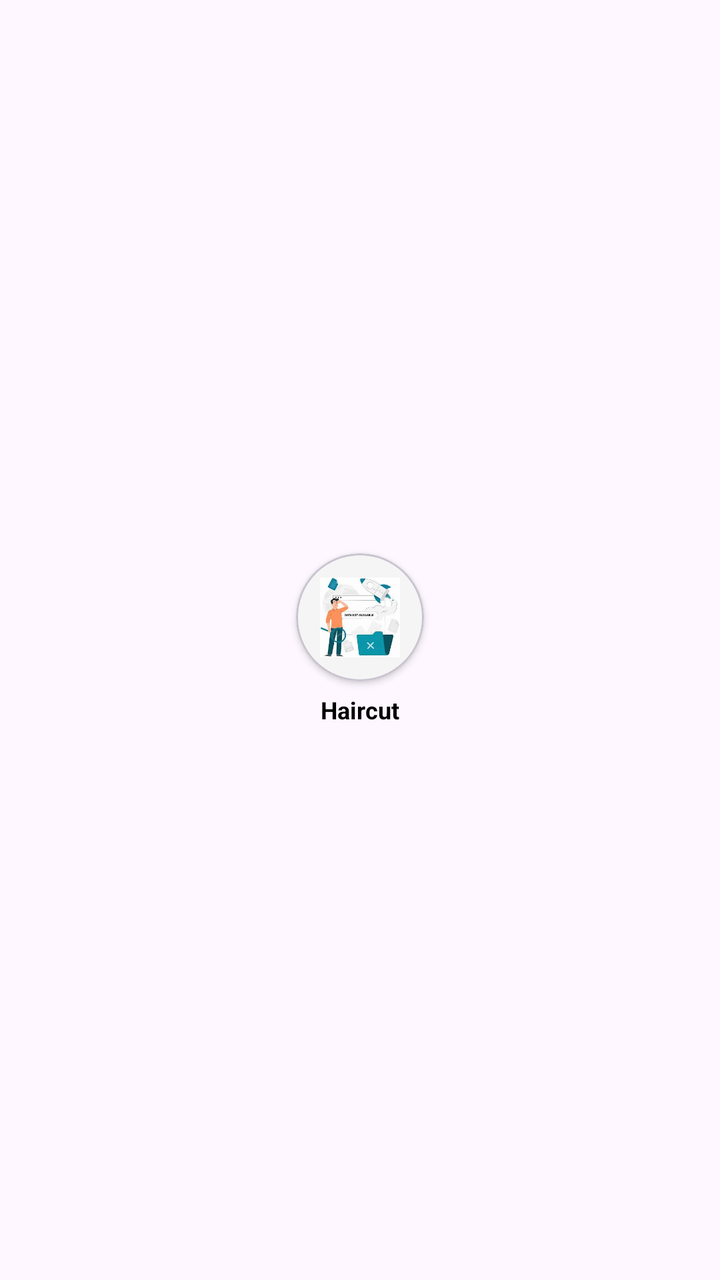
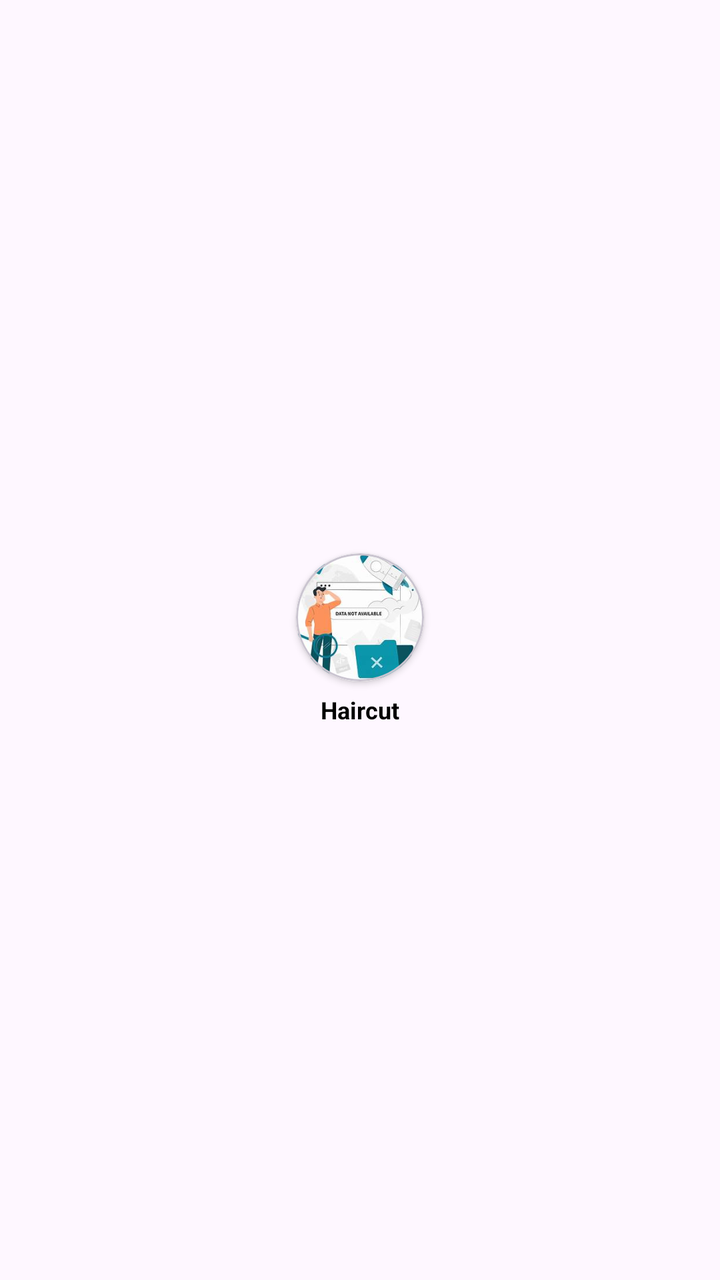

Before-and-after screenshots of an Android layout around one commit, followed by the original layout XML and the change that was made.
<!-- AndroidManifest.xml: application theme Theme.TheKaincheeUser -->
<!-- res/layout/item_category.xml -->
<?xml version="1.0" encoding="utf-8"?>
<LinearLayout xmlns:android="http://schemas.android.com/apk/res/android"
    xmlns:app="http://schemas.android.com/apk/res-auto"

    android:layout_width="match_parent"
    android:layout_height="wrap_content"
    android:layout_margin="6dp"
    android:orientation="vertical"
    android:gravity="center">

    <com.google.android.material.card.MaterialCardView
        android:layout_width="64dp"
        android:layout_height="64dp"
        app:cardCornerRadius="32dp"
        app:cardElevation="2dp"
        android:backgroundTint="#F5F5F5">

        <ImageView
            android:id="@+id/imgCategory"
            android:layout_width="match_parent"
            android:layout_height="match_parent"
            android:padding="12dp"
            android:scaleType="centerCrop"
            android:src="@drawable/ic_no_data"/>

    </com.google.android.material.card.MaterialCardView>

    <TextView
        android:id="@+id/tvCategory"
        android:layout_width="wrap_content"
        android:layout_height="wrap_content"
        android:layout_marginTop="6dp"
        android:text="Haircut"
        android:textSize="12sp"
        android:textStyle="bold"
        android:textColor="@color/black"
        android:maxLines="1"
        android:ellipsize="end"/>

</LinearLayout>
<!-- resources referenced by this layout -->
<resources>
  <color name="black">#FF000000</color>
  <!-- drawable ic_no_data: jpg bitmap (drawable, 8681 bytes) -->
  <style name="Theme.TheKaincheeUser" parent="Base.Theme.TheKaincheeUser" />
  <style name="Base.Theme.TheKaincheeUser" parent="Theme.Material3.DayNight.NoActionBar">
          
          
          <item name="colorPrimary">@color/primaryColor</item>
      </style>
  <color name="primaryColor">#00695C</color>
</resources>

<!-- the commit's change to res/layout/item_category.xml (unified diff, before → after) -->
@@ -8,22 +8,37 @@
     android:orientation="vertical"
     android:gravity="center">
 
-    <com.google.android.material.card.MaterialCardView
-        android:layout_width="64dp"
-        android:layout_height="64dp"
-        app:cardCornerRadius="32dp"
-        app:cardElevation="2dp"
-        android:backgroundTint="#F5F5F5">
 
-        <ImageView
-            android:id="@+id/imgCategory"
-            android:layout_width="match_parent"
-            android:layout_height="match_parent"
-            android:padding="12dp"
-            android:scaleType="centerCrop"
-            android:src="@drawable/ic_no_data"/>
 
-    </com.google.android.material.card.MaterialCardView>
+
+        <com.google.android.material.card.MaterialCardView
+            android:layout_width="64dp"
+            android:layout_height="64dp"
+            app:cardCornerRadius="32dp"
+            app:cardElevation="2dp">
+
+            <ImageView
+                android:id="@+id/imgCategory"
+                android:layout_width="match_parent"
+                android:layout_height="match_parent"
+                android:scaleType="centerCrop"
+                android:src="@drawable/ic_no_data"/>
+            <View
+                android:id="@+id/viewOverlay"
+                android:layout_width="64dp"
+                android:layout_height="64dp"
+                android:background="@drawable/bg_overlay_circle"
+                android:visibility="gone"/>
+            <ProgressBar
+                android:id="@+id/progressStatusCheck"
+                style="?android:attr/progressBarStyle"
+                android:layout_width="28dp"
+                android:layout_height="28dp"
+                android:visibility="gone"
+                android:layout_gravity="center"
+                android:indeterminateTint="@color/primaryColor"/>
+        </com.google.android.material.card.MaterialCardView>
+
 
     <TextView
         android:id="@+id/tvCategory"
<!-- resource entries referenced after the edit -->
@@ -9,5 +9,12 @@
           <item name="colorPrimary">@color/primaryColor</item>
       </style>
   <color name="primaryColor">#00695C</color>
+  <!-- drawable bg_overlay_circle (drawable) -->
+  <?xml version="1.0" encoding="utf-8"?>
+  <shape xmlns:android="http://schemas.android.com/apk/res/android"
+      android:shape="oval">
+  
+      <solid android:color="#88000000"/>
+  </shape>
 </resources>
 
